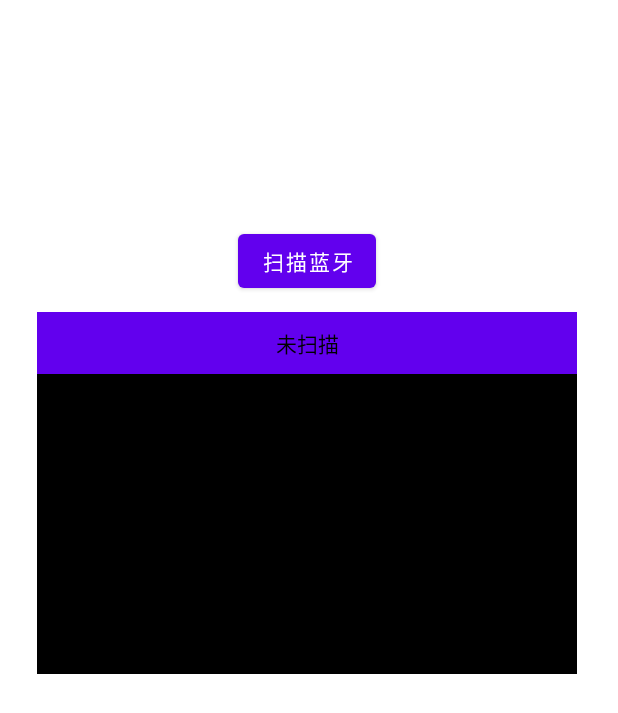
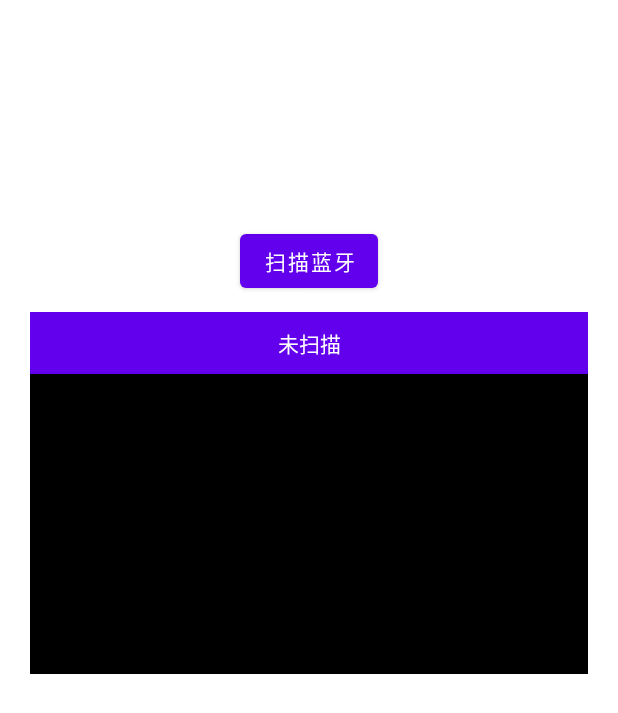
Before and after one commit to dingshaohua-cn/BluetoothUploader, an Android app: the screen it shows after launch (MainActivity), on a phone screen of 412 x 824 dp. Shown: the top 713 px of the screen. Run offline under Robolectric (Android 15) with nearby library versions, the phone set to English and light mode, and no system bars.

Commit message:
feat: 优化布局

```diff
--- a/app/src/main/res/layout/activity_main.xml
+++ b/app/src/main/res/layout/activity_main.xml
@@ -7,10 +7,10 @@
     tools:context=".MainActivity">
 
     <LinearLayout
-        android:layout_width="409dp"
+        android:layout_width="wrap_content"
         android:layout_height="600dp"
+        android:gravity="center"
         android:orientation="vertical"
-        android:gravity="center"
         tools:ignore="MissingConstraints">
 
         <Button
@@ -19,26 +19,33 @@
             android:layout_height="wrap_content"
             android:text="扫描蓝牙" />
 
-        <TextView
+        <LinearLayout
             android:layout_marginTop="10dp"
-            android:layout_width="360dp"
-            android:layout_height="wrap_content"
-            android:id="@+id/status"
-            android:text="未扫描"
-            android:padding="10dp"
+            android:layout_width="wrap_content"
             android:gravity="center"
-            android:textColor="@color/black"
-            android:background="@color/design_default_color_primary"
-            />
+            android:orientation="vertical"
+            android:paddingLeft="20dp"
+            android:paddingRight="20dp"
+            android:layout_height="wrap_content">
 
-        <ListView
-            android:overScrollMode="never"
-            android:layout_width="360dp"
-            android:layout_gravity="center"
-            android:layout_height="200dp"
-            android:background="@color/material_dynamic_neutral0"
-            android:padding="10dp"
-            android:id="@+id/list_view">
-        </ListView>
+            <TextView
+                android:id="@+id/status"
+                android:layout_width="match_parent"
+                android:layout_height="wrap_content"
+                android:background="@color/design_default_color_primary"
+                android:gravity="center"
+                android:padding="10dp"
+                android:text="未扫描"
+                android:textColor="@color/white" />
+
+            <ListView
+                android:id="@+id/list_view"
+                android:layout_width="match_parent"
+                android:layout_height="200dp"
+                android:layout_gravity="center"
+                android:background="@color/material_dynamic_neutral0"
+                android:overScrollMode="never"
+                android:padding="10dp"/>
+        </LinearLayout>
     </LinearLayout>
 </androidx.constraintlayout.widget.ConstraintLayout>
--- a/app/src/main/res/layout/son_layout.xml
+++ b/app/src/main/res/layout/son_layout.xml
@@ -11,17 +11,20 @@
         android:padding="4dp"
         tools:ignore="MissingConstraints">
         <TextView
-            android:layout_width="160dp"
+            android:textAlignment="textStart"
+            android:layout_width="0dp"
             android:layout_height="wrap_content"
             android:id="@+id/name"
             android:textColor="@color/white"
+            android:layout_weight="1"
             />
         <TextView
             android:textAlignment="textEnd"
-            android:layout_width="140dp"
+            android:layout_width="0dp"
             android:layout_height="wrap_content"
             android:id="@+id/adds"
             android:textColor="@color/white"
+            android:layout_weight="1"
             />
     </LinearLayout>
 </androidx.constraintlayout.widget.ConstraintLayout>
```
